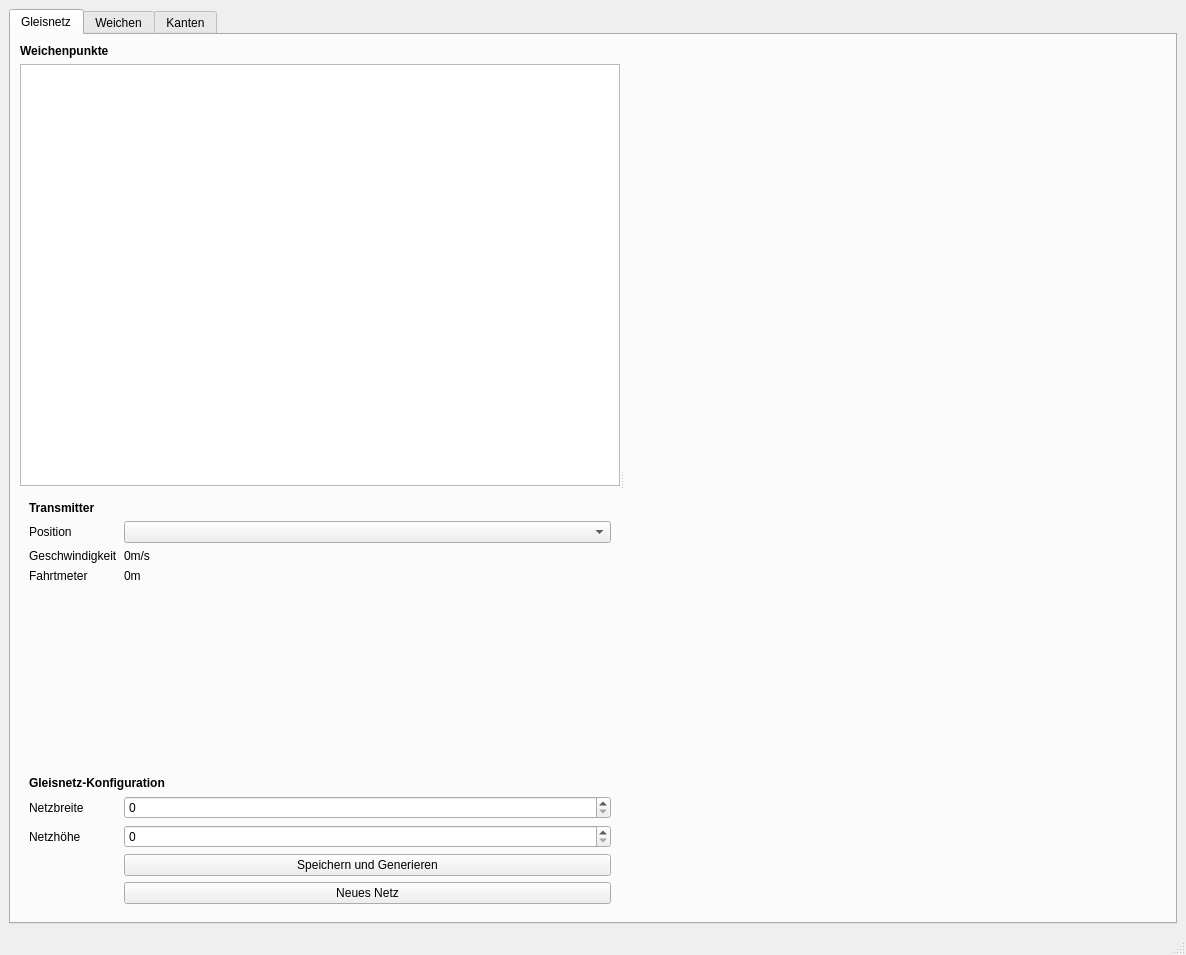
Qt form ebl_coords/frontend/ui_files/main_gui.ui (delimarr/ip6_ebl_coords) before a commit.
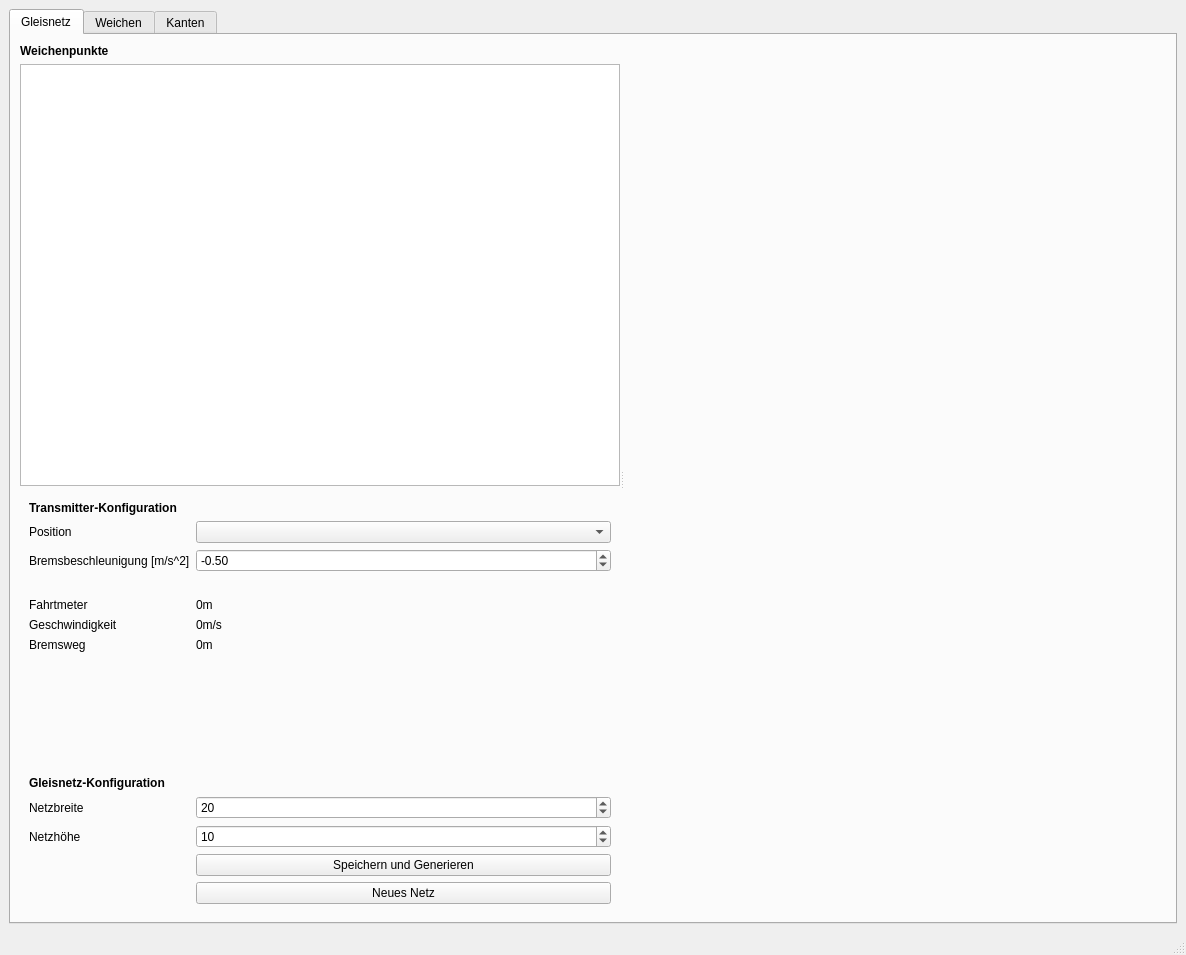
The same form after that commit. The open tabs and pages were chosen to show the change.

Commit message: gui: weichen delete btn, map detail labels

```diff
--- a/ebl_coords/frontend/ui_files/main_gui.ui
+++ b/ebl_coords/frontend/ui_files/main_gui.ui
@@ -18,7 +18,7 @@
     <item>
      <widget class="QTabWidget" name="tabWidget">
       <property name="currentIndex">
-       <number>0</number>
+       <number>1</number>
       </property>
       <widget class="QWidget" name="map_tab">
        <attribute name="title">
@@ -78,82 +78,69 @@
                <item row="1" column="1">
                 <widget class="QComboBox" name="map_position_CBox"/>
                </item>
-               <item row="6" column="0">
+               <item row="11" column="0">
                 <widget class="QLabel" name="label_6">
                  <property name="text">
                   <string>Netzbreite</string>
                  </property>
                 </widget>
                </item>
-               <item row="6" column="1">
-                <widget class="QSpinBox" name="map_zone_width"/>
+               <item row="11" column="1">
+                <widget class="QSpinBox" name="map_zone_width">
+                 <property name="minimum">
+                  <number>1</number>
+                 </property>
+                 <property name="value">
+                  <number>20</number>
+                 </property>
+                </widget>
                </item>
-               <item row="7" column="0">
+               <item row="12" column="0">
                 <widget class="QLabel" name="label_7">
                  <property name="text">
                   <string>Netzhöhe</string>
                  </property>
                 </widget>
                </item>
-               <item row="7" column="1">
-                <widget class="QSpinBox" name="map_zone_height"/>
+               <item row="12" column="1">
+                <widget class="QSpinBox" name="map_zone_height">
+                 <property name="minimum">
+                  <number>1</number>
+                 </property>
+                 <property name="value">
+                  <number>10</number>
+                 </property>
+                </widget>
                </item>
-               <item row="8" column="1">
+               <item row="13" column="1">
                 <widget class="QPushButton" name="map_zone_speichern_btn">
                  <property name="text">
                   <string>Speichern und Generieren</string>
                  </property>
                 </widget>
                </item>
-               <item row="9" column="1">
+               <item row="14" column="1">
                 <widget class="QPushButton" name="map_zone_neu_btn">
                  <property name="text">
                   <string>Neues Netz</string>
                  </property>
                 </widget>
                </item>
-               <item row="2" column="0">
-                <widget class="QLabel" name="label_8">
-                 <property name="text">
-                  <string>Geschwindigkeit</string>
-                 </property>
-                </widget>
-               </item>
-               <item row="2" column="1">
-                <widget class="QLabel" name="map_v_label">
-                 <property name="text">
-                  <string>0m/s</string>
-                 </property>
-                </widget>
-               </item>
-               <item row="3" column="0">
+               <item row="4" column="0">
                 <widget class="QLabel" name="label_12">
                  <property name="text">
                   <string>Fahrtmeter</string>
                  </property>
                 </widget>
                </item>
-               <item row="3" column="1">
+               <item row="4" column="1">
                 <widget class="QLabel" name="map_distance_label">
                  <property name="text">
                   <string>0m</string>
                  </property>
                 </widget>
                </item>
-               <item row="4" column="1">
-                <spacer name="verticalSpacer_2">
-                 <property name="orientation">
-                  <enum>Qt::Vertical</enum>
-                 </property>
-                 <property name="sizeHint" stdset="0">
-                  <size>
-                   <width>20</width>
-                   <height>40</height>
-                  </size>
-                 </property>
-                </spacer>
-               </item>
-               <item row="5" column="0" colspan="2">
+               <item row="10" column="0" colspan="2">
                 <widget class="QLabel" name="label_14">
                  <property name="font">
                   <font>
@@ -176,10 +163,81 @@
                   </font>
                  </property>
                  <property name="text">
-                  <string>Transmitter</string>
+                  <string>Transmitter-Konfiguration</string>
                  </property>
                 </widget>
                </item>
+               <item row="5" column="0">
+                <widget class="QLabel" name="label_8">
+                 <property name="text">
+                  <string>Geschwindigkeit</string>
+                 </property>
+                </widget>
+               </item>
+               <item row="5" column="1">
+                <widget class="QLabel" name="map_v_label">
+                 <property name="text">
+                  <string>0m/s</string>
+                 </property>
+                </widget>
+               </item>
+               <item row="6" column="1">
+                <widget class="QLabel" name="map_break_s_label">
+                 <property name="text">
+                  <string>0m</string>
+                 </property>
+                </widget>
+               </item>
+               <item row="2" column="0">
+                <widget class="QLabel" name="label_11">
+                 <property name="text">
+                  <string>Bremsbeschleunigung [m/s^2]</string>
+                 </property>
+                </widget>
+               </item>
+               <item row="2" column="1">
+                <widget class="QDoubleSpinBox" name="map_break_a_txt">
+                 <property name="minimum">
+                  <double>-10.000000000000000</double>
+                 </property>
+                 <property name="maximum">
+                  <double>0.000000000000000</double>
+                 </property>
+                 <property name="singleStep">
+                  <double>0.010000000000000</double>
+                 </property>
+                 <property name="value">
+                  <double>-0.500000000000000</double>
+                 </property>
+                </widget>
+               </item>
+               <item row="6" column="0">
+                <widget class="QLabel" name="label_13">
+                 <property name="text">
+                  <string>Bremsweg</string>
+                 </property>
+                </widget>
+               </item>
+               <item row="3" column="0" colspan="2">
+                <widget class="QLabel" name="label_18">
+                 <property name="text">
+                  <string/>
+                 </property>
+                </widget>
+               </item>
+               <item row="9" column="0">
+                <spacer name="verticalSpacer_2">
+                 <property name="orientation">
+                  <enum>Qt::Vertical</enum>
+                 </property>
+                 <property name="sizeHint" stdset="0">
+                  <size>
+                   <width>20</width>
+                   <height>40</height>
+                  </size>
+                 </property>
+                </spacer>
+               </item>
               </layout>
              </widget>
             </item>
@@ -304,6 +362,13 @@
                  </property>
                 </spacer>
                </item>
+               <item row="7" column="1">
+                <widget class="QPushButton" name="weichen_delete_btn">
+                 <property name="text">
+                  <string>Löschen</string>
+                 </property>
+                </widget>
+               </item>
               </layout>
              </widget>
             </item>
```
The commit also changes 1 other file.
